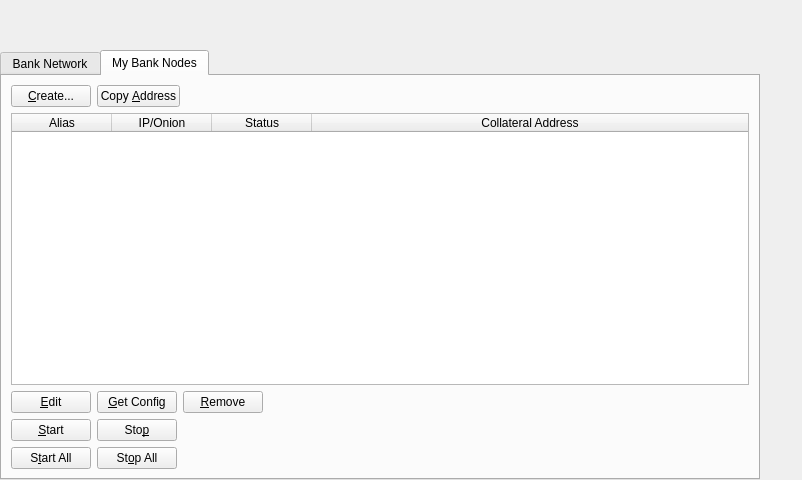
This is src/qt/forms/banknodemanager.ui in thelonecrouton/bitcredit as Qt 5 draws it before an edit. The edited form follows.
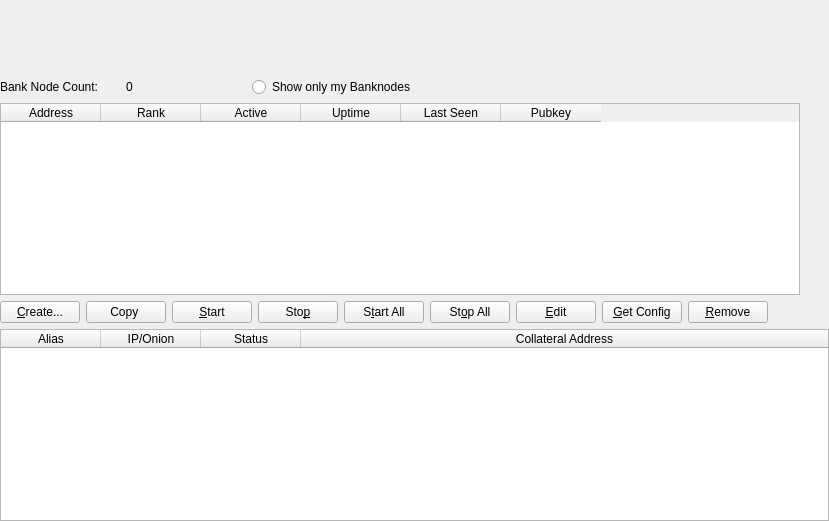
This is the edited form. The open tabs and pages were chosen to show the change.

The edit to the form file:
```diff
--- a/src/qt/forms/banknodemanager.ui
+++ b/src/qt/forms/banknodemanager.ui
@@ -6,33 +6,42 @@
    <rect>
     <x>0</x>
     <y>0</y>
-    <width>802</width>
-    <height>480</height>
+    <width>829</width>
+    <height>521</height>
    </rect>
   </property>
   <property name="sizePolicy">
-   <sizepolicy hsizetype="Fixed" vsizetype="Fixed">
+   <sizepolicy hsizetype="Expanding" vsizetype="Expanding">
     <horstretch>0</horstretch>
     <verstretch>0</verstretch>
    </sizepolicy>
   </property>
   <property name="minimumSize">
    <size>
-    <width>750</width>
+    <width>0</width>
     <height>0</height>
    </size>
   </property>
   <property name="maximumSize">
    <size>
-    <width>802</width>
-    <height>480</height>
+    <width>829</width>
+    <height>550</height>
    </size>
   </property>
   <property name="windowTitle">
    <string>Form</string>
   </property>
   <layout class="QVBoxLayout" name="topLayout">
-   <property name="margin">
+   <property name="leftMargin">
+    <number>0</number>
+   </property>
+   <property name="topMargin">
+    <number>0</number>
+   </property>
+   <property name="rightMargin">
+    <number>0</number>
+   </property>
+   <property name="bottomMargin">
     <number>0</number>
    </property>
    <item>
@@ -41,115 +50,19 @@
       <number>0</number>
      </property>
      <item>
-      <widget class="QFrame" name="verticalFrame">
-       <property name="sizePolicy">
-        <sizepolicy hsizetype="Expanding" vsizetype="Preferred">
-         <horstretch>0</horstretch>
-         <verstretch>0</verstretch>
-        </sizepolicy>
+      <spacer name="verticalSpacer">
+       <property name="orientation">
+        <enum>Qt::Vertical</enum>
        </property>
-       <property name="minimumSize">
+       <property name="sizeHint" stdset="0">
         <size>
-         <width>750</width>
-         <height>44</height>
+         <width>20</width>
+         <height>40</height>
         </size>
        </property>
-       <property name="maximumSize">
-        <size>
-         <width>750</width>
-         <height>44</height>
-        </size>
-       </property>
-       <property name="styleSheet">
-        <string notr="true">background:transparent;sss</string>
-       </property>
-       <layout class="QVBoxLayout" name="verticalLayout_9"/>
-      </widget>
+      </spacer>
      </item>
      <item>
-      <widget class="QTabWidget" name="tabWidget">
-       <property name="minimumSize">
-        <size>
-         <width>760</width>
-         <height>0</height>
-        </size>
-       </property>
-       <property name="maximumSize">
-        <size>
-         <width>760</width>
-         <height>16777215</height>
-        </size>
-       </property>
-       <property name="currentIndex">
-        <number>0</number>
-       </property>
-       <widget class="QWidget" name="tab">
-        <attribute name="title">
-         <string>Bank Network</string>
-        </attribute>
-        <layout class="QGridLayout" name="gridLayout">
-         <item row="1" column="0">
-          <widget class="QTableWidget" name="tableWidget">
-           <property name="minimumSize">
-            <size>
-             <width>750</width>
-             <height>0</height>
-            </size>
-           </property>
-           <property name="maximumSize">
-            <size>
-             <width>1000</width>
-             <height>16777215</height>
-            </size>
-           </property>
-           <property name="editTriggers">
-            <set>QAbstractItemView::NoEditTriggers</set>
-           </property>
-           <property name="alternatingRowColors">
-            <bool>true</bool>
-           </property>
-           <property name="selectionBehavior">
-            <enum>QAbstractItemView::SelectRows</enum>
-           </property>
-           <property name="horizontalScrollMode">
-            <enum>QAbstractItemView::ScrollPerPixel</enum>
-           </property>
-           <attribute name="horizontalHeaderStretchLastSection">
-            <bool>false</bool>
-           </attribute>
-           <column>
-            <property name="text">
-             <string>Address</string>
-            </property>
-           </column>
-           <column>
-            <property name="text">
-             <string>Rank</string>
-            </property>
-           </column>
-           <column>
-            <property name="text">
-             <string>Active</string>
-            </property>
-           </column>
-           <column>
-            <property name="text">
-             <string>Uptime</string>
-            </property>
-           </column>
-           <column>
-            <property name="text">
-             <string>Last Seen</string>
-            </property>
-           </column>
-           <column>
-            <property name="text">
-             <string>Pubkey</string>
-            </property>
-           </column>
-          </widget>
-         </item>
-         <item row="0" column="0">
           <layout class="QHBoxLayout" name="horizontalLayout_3">
            <property name="bottomMargin">
             <number>0</number>
@@ -186,22 +99,6 @@
              </property>
             </widget>
            </item>
-           <item>
-            <spacer name="horizontalSpacer_6">
-             <property name="orientation">
-              <enum>Qt::Horizontal</enum>
-             </property>
-             <property name="sizeType">
-              <enum>QSizePolicy::Fixed</enum>
-             </property>
-             <property name="sizeHint" stdset="0">
-              <size>
-               <width>380</width>
-               <height>20</height>
-              </size>
-             </property>
-            </spacer>
-           </item>
            <item>
             <widget class="QRadioButton" name="showMineOnly">
              <property name="maximumSize">
@@ -219,13 +116,16 @@
             </widget>
            </item>
            <item>
-            <spacer name="horizontalSpacer_3">
+        <spacer name="horizontalSpacer_6">
              <property name="orientation">
               <enum>Qt::Horizontal</enum>
              </property>
+         <property name="sizeType">
+          <enum>QSizePolicy::Fixed</enum>
+         </property>
              <property name="sizeHint" stdset="0">
               <size>
-               <width>40</width>
+           <width>380</width>
                <height>20</height>
               </size>
              </property>
@@ -233,20 +133,78 @@
            </item>
           </layout>
          </item>
-        </layout>
-       </widget>
-       <widget class="QWidget" name="tab_2">
-        <attribute name="title">
-         <string>My Bank Nodes</string>
-        </attribute>
-        <layout class="QGridLayout" name="gridLayout_2">
-         <item row="0" column="0">
-          <layout class="QVBoxLayout" name="verticalLayout_2">
+     <item>
+      <widget class="QTableWidget" name="tableWidget">
+       <property name="sizePolicy">
+        <sizepolicy hsizetype="Preferred" vsizetype="Preferred">
+         <horstretch>0</horstretch>
+         <verstretch>0</verstretch>
+        </sizepolicy>
+       </property>
+       <property name="minimumSize">
+        <size>
+         <width>0</width>
+         <height>0</height>
+        </size>
+       </property>
+       <property name="maximumSize">
+        <size>
+         <width>800</width>
+         <height>16777215</height>
+        </size>
+       </property>
+       <property name="editTriggers">
+        <set>QAbstractItemView::NoEditTriggers</set>
+       </property>
+       <property name="alternatingRowColors">
+        <bool>true</bool>
+       </property>
+       <property name="selectionBehavior">
+        <enum>QAbstractItemView::SelectRows</enum>
+       </property>
+       <property name="horizontalScrollMode">
+        <enum>QAbstractItemView::ScrollPerPixel</enum>
+       </property>
+       <attribute name="horizontalHeaderStretchLastSection">
+        <bool>false</bool>
+       </attribute>
+       <column>
+        <property name="text">
+         <string>Address</string>
+        </property>
+       </column>
+       <column>
+        <property name="text">
+         <string>Rank</string>
+        </property>
+       </column>
+       <column>
+        <property name="text">
+         <string>Active</string>
+        </property>
+       </column>
+       <column>
+        <property name="text">
+         <string>Uptime</string>
+        </property>
+       </column>
+       <column>
+        <property name="text">
+         <string>Last Seen</string>
+        </property>
+       </column>
+       <column>
+        <property name="text">
+         <string>Pubkey</string>
+        </property>
+       </column>
+      </widget>
+     </item>
+     <item>
+      <layout class="QHBoxLayout" name="horizontalLayout_2">
            <property name="bottomMargin">
             <number>0</number>
            </property>
-           <item>
-            <layout class="QHBoxLayout" name="horizontalLayout">
              <item>
               <widget class="QPushButton" name="createButton">
                <property name="text">
@@ -257,110 +215,10 @@
              <item>
               <widget class="QPushButton" name="copyAddressButton">
                <property name="text">
-                <string>Copy &amp;Address</string>
+          <string>Copy </string>
                </property>
               </widget>
              </item>
-             <item>
-              <spacer name="horizontalSpacer">
-               <property name="orientation">
-                <enum>Qt::Horizontal</enum>
-               </property>
-               <property name="sizeHint" stdset="0">
-                <size>
-                 <width>40</width>
-                 <height>20</height>
-                </size>
-               </property>
-              </spacer>
-             </item>
-            </layout>
-           </item>
-           <item>
-            <widget class="QTableWidget" name="tableWidget_2">
-             <property name="editTriggers">
-              <set>QAbstractItemView::NoEditTriggers</set>
-             </property>
-             <property name="alternatingRowColors">
-              <bool>true</bool>
-             </property>
-             <property name="selectionMode">
-              <enum>QAbstractItemView::SingleSelection</enum>
-             </property>
-             <property name="selectionBehavior">
-              <enum>QAbstractItemView::SelectRows</enum>
-             </property>
-             <attribute name="horizontalHeaderStretchLastSection">
-              <bool>true</bool>
-             </attribute>
-             <column>
-              <property name="text">
-               <string>Alias</string>
-              </property>
-             </column>
-             <column>
-              <property name="text">
-               <string>IP/Onion</string>
-              </property>
-             </column>
-             <column>
-              <property name="text">
-               <string>Status</string>
-              </property>
-             </column>
-             <column>
-              <property name="text">
-               <string>Collateral Address</string>
-              </property>
-             </column>
-            </widget>
-           </item>
-           <item>
-            <layout class="QHBoxLayout" name="horizontalLayout_2">
-             <property name="bottomMargin">
-              <number>0</number>
-             </property>
-             <item>
-              <widget class="QPushButton" name="editButton">
-               <property name="text">
-                <string>&amp;Edit</string>
-               </property>
-              </widget>
-             </item>
-             <item>
-              <widget class="QPushButton" name="getConfigButton">
-               <property name="text">
-                <string>&amp;Get Config</string>
-               </property>
-              </widget>
-             </item>
-             <item>
-              <widget class="QPushButton" name="removeButton">
-               <property name="text">
-                <string>&amp;Remove</string>
-               </property>
-              </widget>
-             </item>
-             <item>
-              <spacer name="horizontalSpacer_2">
-               <property name="orientation">
-                <enum>Qt::Horizontal</enum>
-               </property>
-               <property name="sizeHint" stdset="0">
-                <size>
-                 <width>40</width>
-                 <height>20</height>
-                </size>
-               </property>
-              </spacer>
-             </item>
-            </layout>
-           </item>
-           <item>
-            <layout class="QHBoxLayout" name="horizontalLayout_4">
-             <property name="bottomMargin">
-              <number>0</number>
-             </property>
              <item>
               <widget class="QPushButton" name="startButton">
                <property name="text">
@@ -376,26 +234,6 @@
               </widget>
              </item>
              <item>
-              <spacer name="horizontalSpacer_4">
-               <property name="orientation">
-                <enum>Qt::Horizontal</enum>
-               </property>
-               <property name="sizeHint" stdset="0">
-                <size>
-                 <width>40</width>
-                 <height>20</height>
-                </size>
-               </property>
-              </spacer>
-             </item>
-            </layout>
-           </item>
-           <item>
-            <layout class="QHBoxLayout" name="horizontalLayout_5">
-             <property name="bottomMargin">
-              <number>0</number>
-             </property>
-             <item>
               <widget class="QPushButton" name="startAllButton">
                <property name="text">
                 <string>S&amp;tart All</string>
@@ -410,7 +248,28 @@
               </widget>
              </item>
              <item>
-              <spacer name="horizontalSpacer_5">
+        <widget class="QPushButton" name="editButton">
+         <property name="text">
+          <string>&amp;Edit</string>
+         </property>
+        </widget>
+       </item>
+       <item>
+        <widget class="QPushButton" name="getConfigButton">
+         <property name="text">
+          <string>&amp;Get Config</string>
+         </property>
+        </widget>
+       </item>
+       <item>
+        <widget class="QPushButton" name="removeButton">
+         <property name="text">
+          <string>&amp;Remove</string>
+         </property>
+        </widget>
+       </item>
+       <item>
+        <spacer name="horizontalSpacer_2">
                <property name="orientation">
                 <enum>Qt::Horizontal</enum>
                </property>
@@ -424,10 +283,43 @@
              </item>
             </layout>
            </item>
-          </layout>
-         </item>
-        </layout>
-       </widget>
+     <item>
+      <widget class="QTableWidget" name="tableWidget_2">
+       <property name="editTriggers">
+        <set>QAbstractItemView::NoEditTriggers</set>
+       </property>
+       <property name="alternatingRowColors">
+        <bool>true</bool>
+       </property>
+       <property name="selectionMode">
+        <enum>QAbstractItemView::SingleSelection</enum>
+       </property>
+       <property name="selectionBehavior">
+        <enum>QAbstractItemView::SelectRows</enum>
+       </property>
+       <attribute name="horizontalHeaderStretchLastSection">
+        <bool>true</bool>
+       </attribute>
+       <column>
+        <property name="text">
+         <string>Alias</string>
+        </property>
+       </column>
+       <column>
+        <property name="text">
+         <string>IP/Onion</string>
+        </property>
+       </column>
+       <column>
+        <property name="text">
+         <string>Status</string>
+        </property>
+       </column>
+       <column>
+        <property name="text">
+         <string>Collateral Address</string>
+        </property>
+       </column>
       </widget>
      </item>
     </layout>
```
Lines whose indentation alone changed are shown as unchanged.
